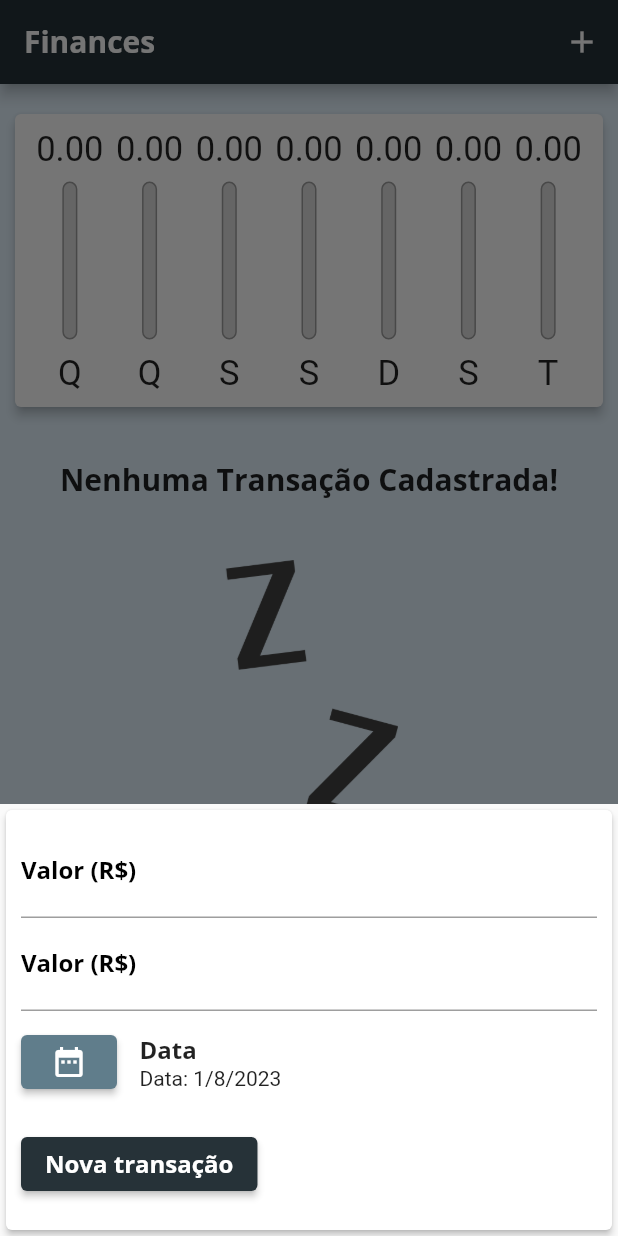
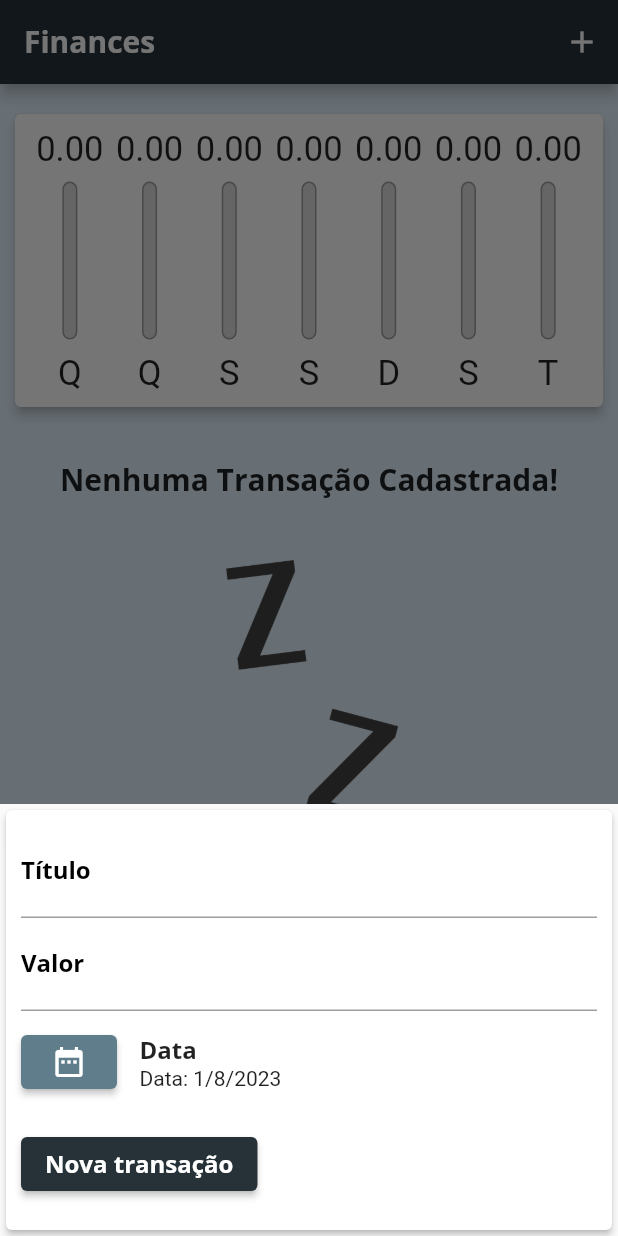
Before and after one commit to cassigui/Projeto_Financas_Flutter, a Flutter app: the screen it shows after launch, after a tap on the "add" icon, on a phone screen of 412 x 824 dp. Run offline on Flutter 3.47's test engine with Material 2 defaults, Android fonts, the phone set to English and light mode, and no system bars; our stand-ins replace i18n_extension.

Commit message:
finalizando o projeto

```diff
--- /dev/null
+++ b/lib/components/adaptative_date_picker.dart
@@ -0,0 +1,70 @@
+import 'package:flutter/cupertino.dart';
+import 'package:flutter/material.dart';
+import "dart:io";
+import "package:intl/intl.dart";
+
+class AdaptatitveDatePicker extends StatelessWidget {
+  final DateTime selectedDate;
+
+  final Function (DateTime) onDateChange;
+
+  const AdaptatitveDatePicker({
+    super.key,
+    required this.selectedDate,
+    required this.onDateChange,
+  });
+
+  @override
+  Widget build(BuildContext context) {
+
+    _showDatePicker(BuildContext context) {
+      showDatePicker(
+              context: context,
+              initialDate: DateTime.now(),
+              firstDate: DateTime(2019),
+              lastDate: DateTime.now())
+          .then((pickedDate) {
+        if (pickedDate == null) {
+          return;
+        }
+        onDateChange (pickedDate);
+      });
+    }
+
+    return Platform.isIOS
+        ? Container(
+            height: 180,
+            child: CupertinoDatePicker(
+              mode: CupertinoDatePickerMode.date,
+              initialDateTime: DateTime.now(),
+              minimumDate: DateTime(2019),
+              maximumDate: DateTime.now(),
+              onDateTimeChanged: onDateChange,
+            ),
+          )
+        : Container(
+            child: Row(
+              children: [
+                ElevatedButton(
+                  onPressed: () => _showDatePicker(context),
+                  child: Icon(Icons.date_range),
+                ),
+                Container(
+                    padding: const EdgeInsets.all(15.0),
+                    child: Column(
+                      mainAxisAlignment: MainAxisAlignment.center,
+                      crossAxisAlignment: CrossAxisAlignment.start,
+                      children: [
+                        Text(
+                          "Data",
+                          style: Theme.of(context).textTheme.titleMedium,
+                        ),
+                        Text(
+                            "Data: ${DateFormat("d/M/y").format(selectedDate)}"),
+                      ],
+                    ))
+              ],
+            ),
+          );
+  }
+}
--- a/lib/components/adaptative_text_field.dart
+++ b/lib/components/adaptative_text_field.dart
@@ -8,6 +8,7 @@ class AdaptativeTextField extends StatelessWidget {
   final String label;
   final TextEditingController controller;
   final TextInputType keyboardType;
+  final String placeholder;
   final Function(String) submitForm;
 
   AdaptativeTextField(
@@ -15,6 +16,7 @@ class AdaptativeTextField extends StatelessWidget {
       required this.label,
       required this.controller,
       required this.submitForm,
+      required this.placeholder,
       this.keyboardType = TextInputType.text
       });
 
@@ -41,8 +43,8 @@ class AdaptativeTextField extends StatelessWidget {
             keyboardType: keyboardType,
             onFieldSubmitted: submitForm,
             decoration: InputDecoration(
-                labelText: "Valor (R\$)",
-                hintText: "Insira um valor numérico",
+                labelText: label,
+                hintText: placeholder,
                 labelStyle: TextStyle(color: Colors.black)));
   }
 }
--- a/lib/components/transaction_form.dart
+++ b/lib/components/transaction_form.dart
@@ -1,8 +1,8 @@
 // ignore_for_file: prefer_const_constructors, sort_child_properties_last, prefer_typing_uninitialized_variables
 
 import 'package:flutter/material.dart';
-import "package:intl/intl.dart";
 import "adaptative_button.dart";
+import "adaptative_date_picker.dart";
 import "adaptative_text_field.dart";
 
 class TransactionForm extends StatefulWidget {
@@ -37,20 +37,6 @@ class _TransactionFormState extends State<TransactionForm> {
     widget.onSubmit(title, double.parse(value), _selectedDate, widget.idEdit);
   }
 
-  _showDatePicker() {
-    showDatePicker(
-            context: context,
-            initialDate: DateTime.now(),
-            firstDate: DateTime(2019),
-            lastDate: DateTime.now())
-        .then((pickedDate) {
-      if (pickedDate == null) {
-        return;
-      }
-      _selectedDate = pickedDate;
-    });
-  }
-
   @override
   void initState() {
     super.initState();
@@ -73,39 +59,25 @@ class _TransactionFormState extends State<TransactionForm> {
           ),
           child: Column(children: <Widget>[
             AdaptativeTextField(
-              label: "Titulo",
+              label: "Título",
               controller: _titleController,
               submitForm: (_) => _submitForm(),
+              placeholder: "Insira um texto."
             ),
             AdaptativeTextField(
-                label: "Valor (R\$)",
-                controller: _valueController,
-                keyboardType: TextInputType.numberWithOptions(decimal: true),
-                submitForm: (_) => _submitForm(),
-               ),
-            Container(
-              child: Row(
-                children: [
-                  ElevatedButton(
-                    onPressed: _showDatePicker,
-                    child: Icon(Icons.date_range),
-                  ),
-                  Container(
-                      padding: const EdgeInsets.all(15.0),
-                      child: Column(
-                        mainAxisAlignment: MainAxisAlignment.center,
-                        crossAxisAlignment: CrossAxisAlignment.start,
-                        children: [
-                          Text(
-                            "Data",
-                            style: Theme.of(context).textTheme.titleMedium,
-                          ),
-                          Text(
-                              "Data: ${DateFormat("d/M/y").format(_selectedDate)}"),
-                        ],
-                      ))
-                ],
-              ),
+              label: "Valor",
+              controller: _valueController,
+              keyboardType: TextInputType.numberWithOptions(decimal: true),
+              placeholder: "Insira um valor numérico.",
+              submitForm: (_) => _submitForm(),
+            ),
+            AdaptatitveDatePicker(
+              selectedDate: _selectedDate,
+              onDateChange: (newDate) {
+                setState(() {
+                  _selectedDate = newDate;
+                });
+              },
             ),
             Padding(
               padding: EdgeInsets.fromLTRB(
--- a/lib/main.dart
+++ b/lib/main.dart
@@ -129,8 +129,6 @@ class _MyHomeState extends State<MyHome> {
     final mediaQuery = MediaQuery.of(context);
 
     bool isLandscape = mediaQuery.orientation == Orientation.landscape;
-    final iconList = Platform.isIOS ? Icons.refresh : Icons.list;
-    final chartIcon = Platform.isIOS ? Icons.refresh : Icons.show_chart;
 
     final actions = [
       if (isLandscape)
```
Also changed, not shown: assets/images/finances.png (added).
